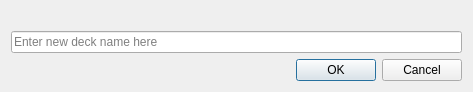
mruiz42/cjk-trainer, file cjk-trainer/ui/DeckNamePrompt.ui: the form before one commit.
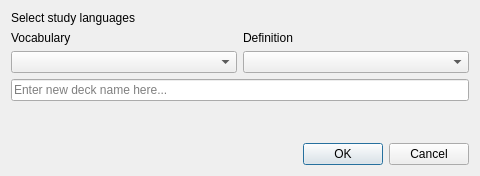
The form after the commit.

```diff
--- a/cjk-trainer/ui/DeckNamePrompt.ui
+++ b/cjk-trainer/ui/DeckNamePrompt.ui
@@ -6,16 +6,84 @@
    <rect>
     <x>0</x>
     <y>0</y>
-    <width>473</width>
-    <height>92</height>
+    <width>480</width>
+    <height>176</height>
    </rect>
   </property>
   <property name="windowTitle">
-   <string>Dialog</string>
+   <string>Create a new deck</string>
+  </property>
+  <property name="sizeGripEnabled">
+   <bool>false</bool>
+  </property>
+  <property name="modal">
+   <bool>false</bool>
   </property>
   <layout class="QVBoxLayout" name="verticalLayout">
    <item>
     <layout class="QVBoxLayout" name="verticalLayout_2">
+     <item>
+      <widget class="QLabel" name="label_selectStudyLanguages">
+       <property name="sizePolicy">
+        <sizepolicy hsizetype="Preferred" vsizetype="Fixed">
+         <horstretch>0</horstretch>
+         <verstretch>0</verstretch>
+        </sizepolicy>
+       </property>
+       <property name="text">
+        <string>Select study languages</string>
+       </property>
+      </widget>
+     </item>
+     <item>
+      <layout class="QHBoxLayout" name="horizontalLayout">
+       <item>
+        <layout class="QVBoxLayout" name="verticalLayout_5">
+         <item>
+          <widget class="QLabel" name="label_vocabulary">
+           <property name="toolTip">
+            <string>Language for the vocabulary words being learned.</string>
+           </property>
+           <property name="text">
+            <string>Vocabulary</string>
+           </property>
+          </widget>
+         </item>
+         <item>
+          <widget class="QComboBox" name="comboBox_vocabulary"/>
+         </item>
+        </layout>
+       </item>
+       <item>
+        <layout class="QVBoxLayout" name="verticalLayout_3">
+         <item>
+          <widget class="QLabel" name="label_definition">
+           <property name="toolTip">
+            <string>Language for the definition of the vocabulary word which the user can easily understand.</string>
+           </property>
+           <property name="text">
+            <string>Definition</string>
+           </property>
+          </widget>
+         </item>
+         <item>
+          <widget class="QComboBox" name="comboBox_definition">
+           <property name="currentText">
+            <string/>
+           </property>
+          </widget>
+         </item>
+        </layout>
+       </item>
+      </layout>
+     </item>
+     <item>
+      <widget class="QLineEdit" name="lineEdit_enterDeckName">
+       <property name="placeholderText">
+        <string>Enter new deck name here...</string>
+       </property>
+      </widget>
+     </item>
      <item>
       <spacer name="verticalSpacer">
        <property name="orientation">
@@ -29,13 +97,6 @@
        </property>
       </spacer>
      </item>
-     <item>
-      <widget class="QLineEdit" name="lineEdit">
-       <property name="placeholderText">
-        <string>Enter new deck name here</string>
-       </property>
-      </widget>
-     </item>
     </layout>
    </item>
    <item>
```
Left out of the diff: 8 changed lines with no effect on the pictures.
